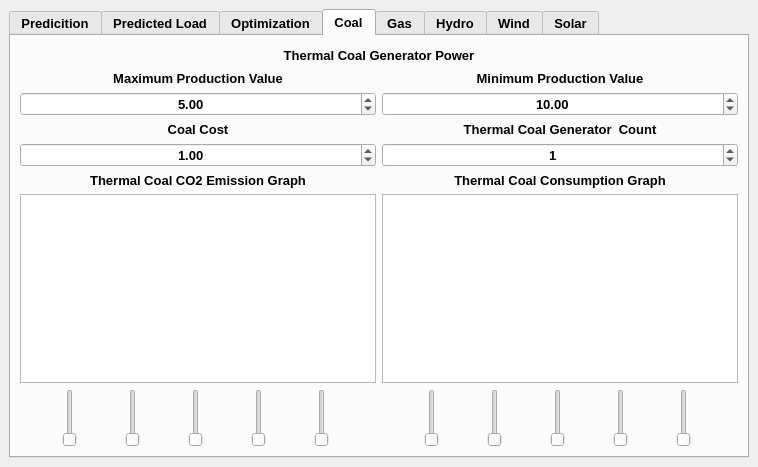
Above: gui/load_prediction_xml.ui from Djordje99/ISIS_Load_Prediction before the change. Below: the same form after it.
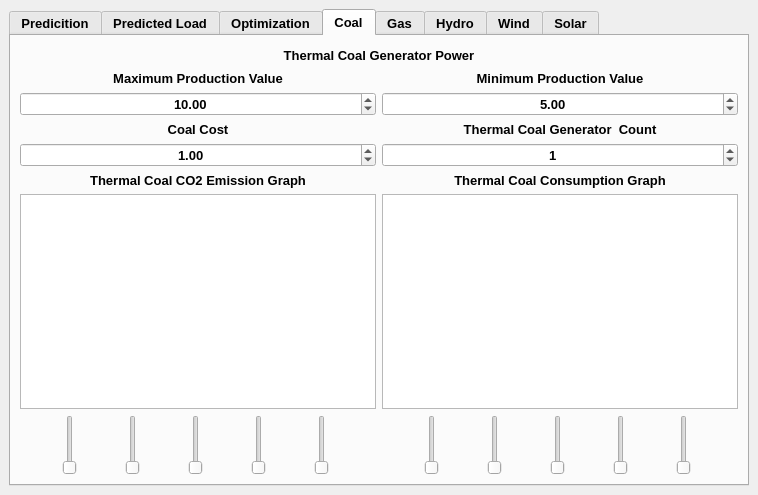
That is the form after the change. The open tabs and pages were chosen to show the change. Custom widgets are drawn as their Qt base class.

Commit message: Creating generator models initial

Diff of the .ui file:
```diff
--- a/gui/load_prediction_xml.ui
+++ b/gui/load_prediction_xml.ui
@@ -7,7 +7,7 @@
     <x>0</x>
     <y>0</y>
     <width>758</width>
-    <height>467</height>
+    <height>495</height>
    </rect>
   </property>
   <property name="windowTitle">
@@ -709,7 +709,7 @@
                  <set>Qt::AlignCenter</set>
                 </property>
                 <property name="value">
-                 <double>5.000000000000000</double>
+                 <double>10.000000000000000</double>
                 </property>
                </widget>
               </item>
@@ -739,7 +739,7 @@
                  <set>Qt::AlignCenter</set>
                 </property>
                 <property name="value">
-                 <double>10.000000000000000</double>
+                 <double>5.000000000000000</double>
                 </property>
                </widget>
               </item>
```
Left out of the diff: 8 changed lines with no effect on the pictures. The commit also changes 2 other files.
